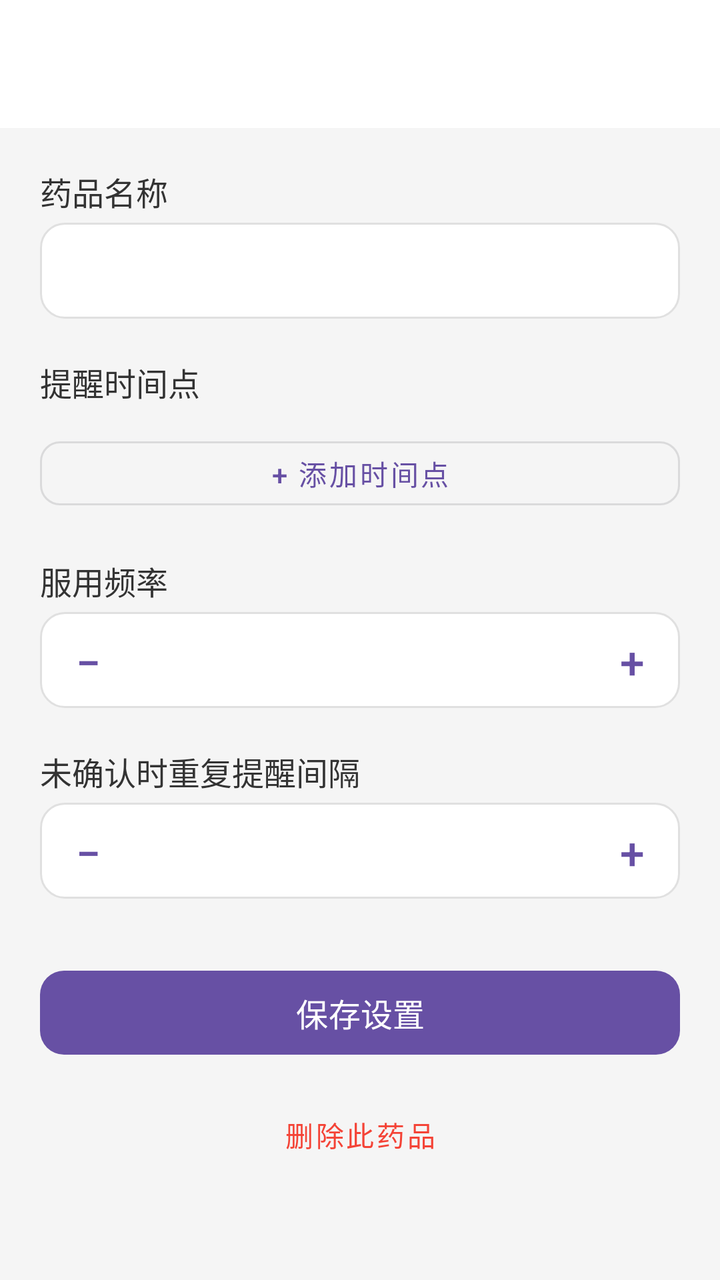
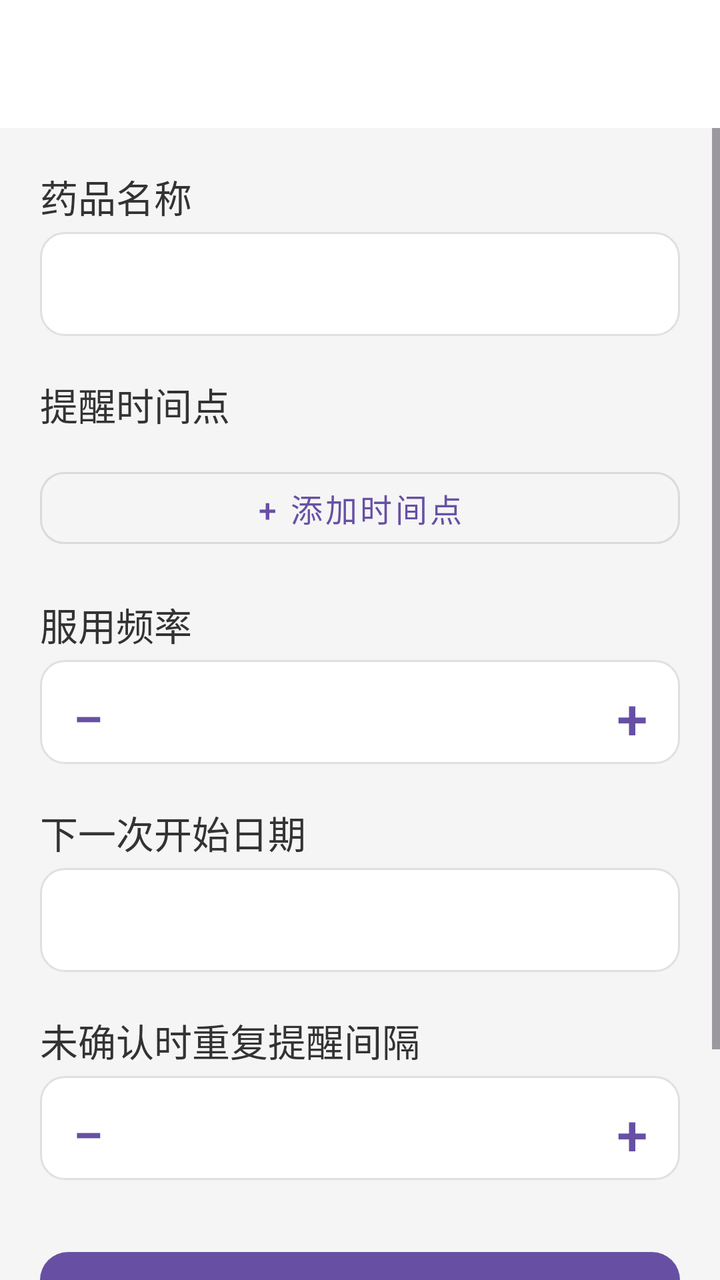

The first picture is an Android layout as it rendered before a commit; the second is the same layout after the commit. The layout source and the unified diff follow.
<!-- AndroidManifest.xml: application theme Theme.MedReminder -->
<!-- res/layout/activity_settings.xml -->
<?xml version="1.0" encoding="utf-8"?>
<LinearLayout xmlns:android="http://schemas.android.com/apk/res/android"
    xmlns:app="http://schemas.android.com/apk/res-auto"
    android:id="@+id/root"
    android:layout_width="match_parent"
    android:layout_height="match_parent"
    android:background="@color/bg_page"
    android:orientation="vertical">

    <androidx.appcompat.widget.Toolbar
        android:id="@+id/toolbar"
        android:layout_width="match_parent"
        android:layout_height="?attr/actionBarSize"
        android:background="@color/bg_card"
        app:titleTextAppearance="@style/ToolbarTitleText"
        app:titleTextColor="@color/text_primary" />

    <ScrollView
        android:layout_width="match_parent"
        android:layout_height="match_parent"
        android:fillViewport="true">

        <LinearLayout
            android:layout_width="match_parent"
            android:layout_height="wrap_content"
            android:orientation="vertical"
            android:padding="20dp">

            
            <TextView
                android:layout_width="wrap_content"
                android:layout_height="wrap_content"
                android:labelFor="@id/etMedName"
                android:text="药品名称"
                android:textColor="@color/text_primary"
                android:textSize="16sp" />

            <EditText
                android:id="@+id/etMedName"
                android:layout_width="match_parent"
                android:layout_height="48dp"
                android:layout_marginTop="4dp"
                android:background="@drawable/bg_input"
                android:inputType="text"
                android:maxLength="20"
                android:paddingHorizontal="12dp"
                android:textColor="@color/text_primary"
                android:textColorHint="@color/text_hint"
                android:textSize="16sp" />

            
            <TextView
                android:layout_width="wrap_content"
                android:layout_height="wrap_content"
                android:layout_marginTop="20dp"
                android:text="提醒时间点"
                android:textColor="@color/text_primary"
                android:textSize="16sp" />

            <LinearLayout
                android:id="@+id/llTimes"
                android:layout_width="match_parent"
                android:layout_height="wrap_content"
                android:layout_marginTop="4dp"
                android:orientation="vertical" />

            <Button
                android:id="@+id/btnAddTime"
                style="@style/Widget.MaterialComponents.Button.OutlinedButton"
                android:layout_width="match_parent"
                android:layout_height="44dp"
                android:layout_marginTop="8dp"
                android:contentDescription="添加新的提醒时间点"
                android:text="+ 添加时间点"
                android:textSize="14sp"
                app:cornerRadius="10dp" />

            
            <TextView
                android:layout_width="wrap_content"
                android:layout_height="wrap_content"
                android:layout_marginTop="20dp"
                android:text="服用频率"
                android:textColor="@color/text_primary"
                android:textSize="16sp" />

            <LinearLayout
                android:layout_width="match_parent"
                android:layout_height="48dp"
                android:layout_marginTop="4dp"
                android:background="@drawable/bg_input"
                android:gravity="center"
                android:orientation="horizontal">

                <Button
                    android:id="@+id/btnIntervalMinus"
                    style="@style/Widget.MaterialComponents.Button.TextButton"
                    android:layout_width="48dp"
                    android:layout_height="48dp"
                    android:contentDescription="减少服用间隔天数"
                    android:minWidth="0dp"
                    android:minHeight="0dp"
                    android:text="−"
                    android:textSize="22sp" />

                <TextView
                    android:id="@+id/tvIntervalValue"
                    android:layout_width="0dp"
                    android:layout_height="wrap_content"
                    android:layout_weight="1"
                    android:gravity="center"
                    android:textColor="@color/text_primary"
                    android:textSize="16sp" />

                <Button
                    android:id="@+id/btnIntervalPlus"
                    style="@style/Widget.MaterialComponents.Button.TextButton"
                    android:layout_width="48dp"
                    android:layout_height="48dp"
                    android:contentDescription="增加服用间隔天数"
                    android:minWidth="0dp"
                    android:minHeight="0dp"
                    android:text="+"
                    android:textSize="22sp" />
            </LinearLayout>

            
            <TextView
                android:layout_width="wrap_content"
                android:layout_height="wrap_content"
                android:layout_marginTop="20dp"
                android:text="未确认时重复提醒间隔"
                android:textColor="@color/text_primary"
                android:textSize="16sp" />

            <LinearLayout
                android:layout_width="match_parent"
                android:layout_height="48dp"
                android:layout_marginTop="4dp"
                android:background="@drawable/bg_input"
                android:gravity="center"
                android:orientation="horizontal">

                <Button
                    android:id="@+id/btnRepeatMinus"
                    style="@style/Widget.MaterialComponents.Button.TextButton"
                    android:layout_width="48dp"
                    android:layout_height="48dp"
                    android:contentDescription="减少重复提醒间隔"
                    android:minWidth="0dp"
                    android:minHeight="0dp"
                    android:text="−"
                    android:textSize="22sp" />

                <TextView
                    android:id="@+id/tvRepeatValue"
                    android:layout_width="0dp"
                    android:layout_height="wrap_content"
                    android:layout_weight="1"
                    android:gravity="center"
                    android:textColor="@color/text_primary"
                    android:textSize="16sp" />

                <Button
                    android:id="@+id/btnRepeatPlus"
                    style="@style/Widget.MaterialComponents.Button.TextButton"
                    android:layout_width="48dp"
                    android:layout_height="48dp"
                    android:contentDescription="增加重复提醒间隔"
                    android:minWidth="0dp"
                    android:minHeight="0dp"
                    android:text="+"
                    android:textSize="22sp" />
            </LinearLayout>

            
            <Button
                android:id="@+id/btnSave"
                android:layout_width="match_parent"
                android:layout_height="50dp"
                android:layout_marginTop="32dp"
                android:text="保存设置"
                android:textSize="16sp"
                app:cornerRadius="12dp" />

            
            <Button
                android:id="@+id/btnDelete"
                style="@style/Widget.MaterialComponents.Button.TextButton"
                android:layout_width="match_parent"
                android:layout_height="48dp"
                android:layout_marginTop="12dp"
                android:contentDescription="删除此药品"
                android:text="删除此药品"
                android:textColor="@color/status_not_taken"
                android:textSize="14sp" />

            <View
                android:layout_width="match_parent"
                android:layout_height="24dp" />

        </LinearLayout>
    </ScrollView>
</LinearLayout>
<!-- resources referenced by this layout -->
<resources>
  <color name="bg_card">#FFFFFF</color>
  <color name="bg_page">#F5F5F5</color>
  <color name="status_not_taken">#F44336</color>
  <color name="text_hint">#999999</color>
  <color name="text_primary">#333333</color>
  <!-- drawable bg_input (drawable) -->
  <?xml version="1.0" encoding="utf-8"?>
  <shape xmlns:android="http://schemas.android.com/apk/res/android"
      android:shape="rectangle">
      <solid android:color="@color/bg_input" />
      <corners android:radius="12dp" />
      <stroke android:width="1dp" android:color="@color/divider" />
  </shape>
  <style name="ToolbarTitleText" parent="TextAppearance.Widget.AppCompat.Toolbar.Title">
          <item name="android:textSize">24sp</item>
          <item name="android:textStyle">bold</item>
      </style>
  <style name="Theme.MedReminder" parent="Base.Theme.MedReminder" />
  <color name="bg_input">#FFFFFF</color>
  <color name="divider">#E0E0E0</color>
  <style name="Base.Theme.MedReminder" parent="Theme.Material3.DayNight.NoActionBar">
          
          
      </style>
</resources>

<!-- the commit's change to res/layout/activity_settings.xml (unified diff, before → after) -->
@@ -33,20 +33,20 @@
                 android:labelFor="@id/etMedName"
                 android:text="药品名称"
                 android:textColor="@color/text_primary"
-                android:textSize="16sp" />
+                android:textSize="19sp" />
 
             <EditText
                 android:id="@+id/etMedName"
                 android:layout_width="match_parent"
-                android:layout_height="48dp"
+                android:layout_height="52dp"
                 android:layout_marginTop="4dp"
                 android:background="@drawable/bg_input"
                 android:inputType="text"
                 android:maxLength="20"
-                android:paddingHorizontal="12dp"
+                android:paddingHorizontal="14dp"
                 android:textColor="@color/text_primary"
                 android:textColorHint="@color/text_hint"
-                android:textSize="16sp" />
+                android:textSize="20sp" />
 
             
             <TextView
@@ -55,7 +55,7 @@
                 android:layout_marginTop="20dp"
                 android:text="提醒时间点"
                 android:textColor="@color/text_primary"
-                android:textSize="16sp" />
+                android:textSize="19sp" />
 
             <LinearLayout
                 android:id="@+id/llTimes"
@@ -68,12 +68,12 @@
                 android:id="@+id/btnAddTime"
                 style="@style/Widget.MaterialComponents.Button.OutlinedButton"
                 android:layout_width="match_parent"
-                android:layout_height="44dp"
-                android:layout_marginTop="8dp"
+                android:layout_height="48dp"
+                android:layout_marginTop="10dp"
                 android:contentDescription="添加新的提醒时间点"
                 android:text="+ 添加时间点"
-                android:textSize="14sp"
-                app:cornerRadius="10dp" />
+                android:textSize="16sp"
+                app:cornerRadius="12dp" />
 
             
             <TextView
@@ -82,11 +82,11 @@
                 android:layout_marginTop="20dp"
                 android:text="服用频率"
                 android:textColor="@color/text_primary"
-                android:textSize="16sp" />
-
-            <LinearLayout
-                android:layout_width="match_parent"
-                android:layout_height="48dp"
+                android:textSize="19sp" />
+
+            <LinearLayout
+                android:layout_width="match_parent"
+                android:layout_height="52dp"
                 android:layout_marginTop="4dp"
                 android:background="@drawable/bg_input"
                 android:gravity="center"
@@ -96,12 +96,12 @@
                     android:id="@+id/btnIntervalMinus"
                     style="@style/Widget.MaterialComponents.Button.TextButton"
                     android:layout_width="48dp"
-                    android:layout_height="48dp"
+                    android:layout_height="52dp"
                     android:contentDescription="减少服用间隔天数"
                     android:minWidth="0dp"
                     android:minHeight="0dp"
                     android:text="−"
-                    android:textSize="22sp" />
+                    android:textSize="28sp" />
 
                 <TextView
                     android:id="@+id/tvIntervalValue"
@@ -110,32 +110,62 @@
                     android:layout_weight="1"
                     android:gravity="center"
                     android:textColor="@color/text_primary"
-                    android:textSize="16sp" />
+                    android:textSize="20sp" />
 
                 <Button
                     android:id="@+id/btnIntervalPlus"
                     style="@style/Widget.MaterialComponents.Button.TextButton"
                     android:layout_width="48dp"
-                    android:layout_height="48dp"
+                    android:layout_height="52dp"
                     android:contentDescription="增加服用间隔天数"
                     android:minWidth="0dp"
                     android:minHeight="0dp"
                     android:text="+"
-                    android:textSize="22sp" />
+                    android:textSize="28sp" />
             </LinearLayout>
 
             
             <TextView
+                android:id="@+id/tvStartDateLabel"
+                android:layout_width="wrap_content"
+                android:layout_height="wrap_content"
+                android:layout_marginTop="20dp"
+                android:text="下一次开始日期"
+                android:textColor="@color/text_primary"
+                android:textSize="19sp" />
+
+            <LinearLayout
+                android:id="@+id/llStartDate"
+                android:layout_width="match_parent"
+                android:layout_height="52dp"
+                android:layout_marginTop="4dp"
+                android:background="@drawable/bg_input"
+                android:gravity="center"
+                android:orientation="horizontal"
+                android:paddingHorizontal="12dp">
+
+                <TextView
+                    android:id="@+id/tvStartDateValue"
+                    android:layout_width="0dp"
+                    android:layout_height="wrap_content"
+                    android:layout_weight="1"
+                    android:gravity="center"
+                    android:textColor="@color/text_primary"
+                    android:textSize="20sp" />
+            </LinearLayout>
+
+            
+            <TextView
                 android:layout_width="wrap_content"
                 android:layout_height="wrap_content"
                 android:layout_marginTop="20dp"
                 android:text="未确认时重复提醒间隔"
                 android:textColor="@color/text_primary"
-                android:textSize="16sp" />
-
-            <LinearLayout
-                android:layout_width="match_parent"
-                android:layout_height="48dp"
+                android:textSize="19sp" />
+
+            <LinearLayout
+                android:layout_width="match_parent"
+                android:layout_height="52dp"
                 android:layout_marginTop="4dp"
                 android:background="@drawable/bg_input"
                 android:gravity="center"
@@ -145,12 +175,12 @@
                     android:id="@+id/btnRepeatMinus"
                     style="@style/Widget.MaterialComponents.Button.TextButton"
                     android:layout_width="48dp"
-                    android:layout_height="48dp"
+                    android:layout_height="52dp"
                     android:contentDescription="减少重复提醒间隔"
                     android:minWidth="0dp"
                     android:minHeight="0dp"
                     android:text="−"
-                    android:textSize="22sp" />
+                    android:textSize="28sp" />
 
                 <TextView
                     android:id="@+id/tvRepeatValue"
@@ -159,41 +189,41 @@
                     android:layout_weight="1"
                     android:gravity="center"
                     android:textColor="@color/text_primary"
-                    android:textSize="16sp" />
+                    android:textSize="19sp" />
 
                 <Button
                     android:id="@+id/btnRepeatPlus"
                     style="@style/Widget.MaterialComponents.Button.TextButton"
                     android:layout_width="48dp"
-                    android:layout_height="48dp"
+                    android:layout_height="52dp"
                     android:contentDescription="增加重复提醒间隔"
                     android:minWidth="0dp"
                     android:minHeight="0dp"
                     android:text="+"
-                    android:textSize="22sp" />
+                    android:textSize="28sp" />
             </LinearLayout>
 
             
             <Button
                 android:id="@+id/btnSave"
                 android:layout_width="match_parent"
-                android:layout_height="50dp"
+                android:layout_height="54dp"
                 android:layout_marginTop="32dp"
                 android:text="保存设置"
-                android:textSize="16sp"
-                app:cornerRadius="12dp" />
+                android:textSize="19sp"
+                app:cornerRadius="14dp" />
 
             
             <Button
                 android:id="@+id/btnDelete"
                 style="@style/Widget.MaterialComponents.Button.TextButton"
                 android:layout_width="match_parent"
-                android:layout_height="48dp"
+                android:layout_height="52dp"
                 android:layout_marginTop="12dp"
                 android:contentDescription="删除此药品"
                 android:text="删除此药品"
                 android:textColor="@color/status_not_taken"
-                android:textSize="14sp" />
+                android:textSize="16sp" />
 
             <View
                 android:layout_width="match_parent"
<!-- resource entries referenced after the edit -->
@@ -14,7 +14,7 @@
       <stroke android:width="1dp" android:color="@color/divider" />
   </shape>
   <style name="ToolbarTitleText" parent="TextAppearance.Widget.AppCompat.Toolbar.Title">
-          <item name="android:textSize">24sp</item>
+          <item name="android:textSize">28sp</item>
           <item name="android:textStyle">bold</item>
       </style>
   <style name="Theme.MedReminder" parent="Base.Theme.MedReminder" />
